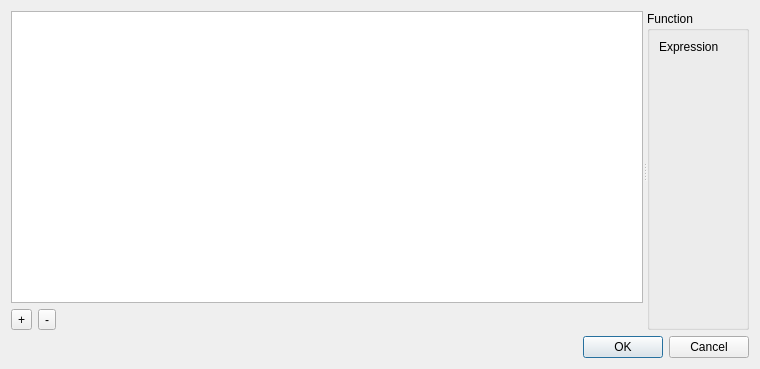
Above: functionselectiondialog.ui from arntanguy/STS-simulator before the change. Below: the same form after it.
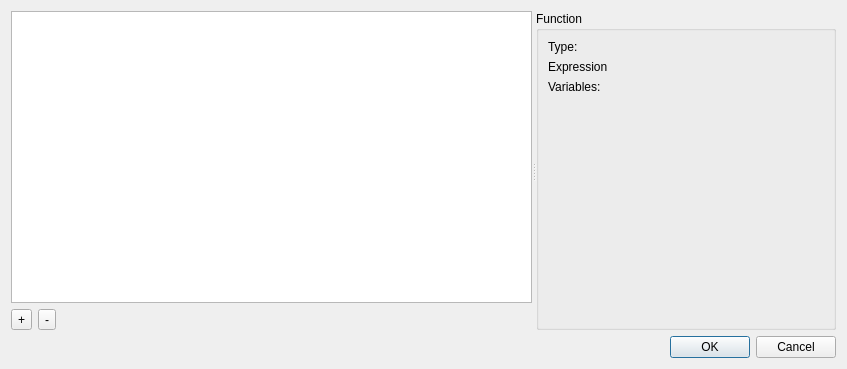
That is the form after the change.

Commit message:
Function selection improved (filter, showing variables)
Introducing bitfields to filter functions based on type.
That way an integral function can't depend on another and that kind of
stuff.

```diff
--- a/functionselectiondialog.ui
+++ b/functionselectiondialog.ui
@@ -65,19 +65,39 @@
       <layout class="QGridLayout" name="gridLayout_2">
        <item row="0" column="0">
         <widget class="QGroupBox" name="functionGroupBox">
+         <property name="minimumSize">
+          <size>
+           <width>300</width>
+           <height>0</height>
+          </size>
+         </property>
          <property name="title">
           <string>Function</string>
          </property>
          <layout class="QFormLayout" name="formLayout_2">
-          <item row="0" column="0">
+          <property name="fieldGrowthPolicy">
+           <enum>QFormLayout::AllNonFixedFieldsGrow</enum>
+          </property>
+          <item row="1" column="0">
            <widget class="QLabel" name="functionExpression">
             <property name="text">
              <string>Expression</string>
             </property>
            </widget>
           </item>
-          <item row="1" column="0">
-           <layout class="QVBoxLayout" name="functionVariablesLayout"/>
+          <item row="3" column="0">
+           <widget class="QLabel" name="functionVariables">
+            <property name="text">
+             <string>Variables: </string>
+            </property>
+           </widget>
+          </item>
+          <item row="0" column="0">
+           <widget class="QLabel" name="functionType">
+            <property name="text">
+             <string>Type: </string>
+            </property>
+           </widget>
           </item>
          </layout>
         </widget>
```
The commit also changes 7 other files.
